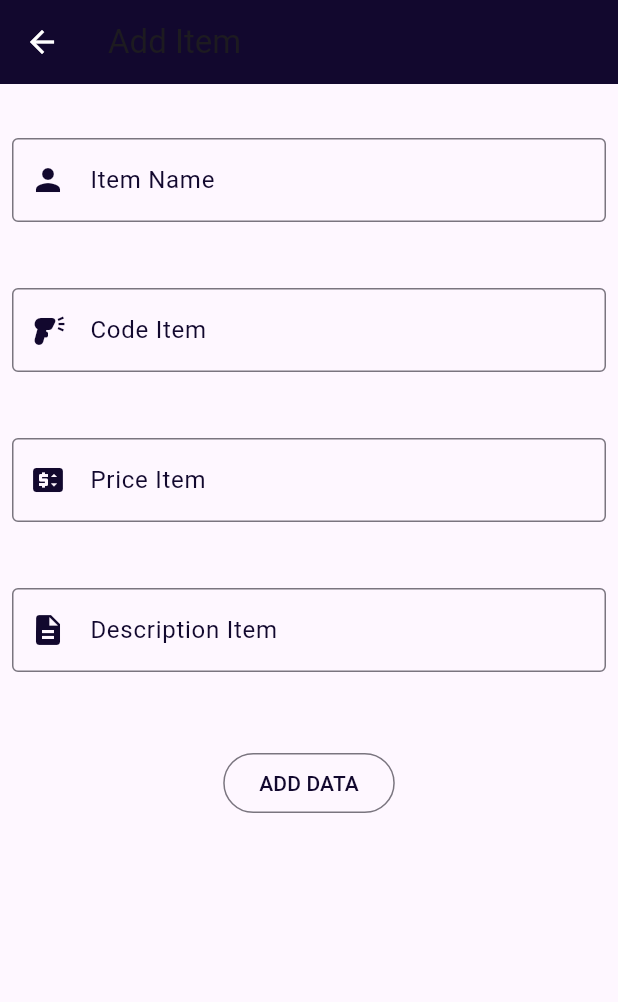
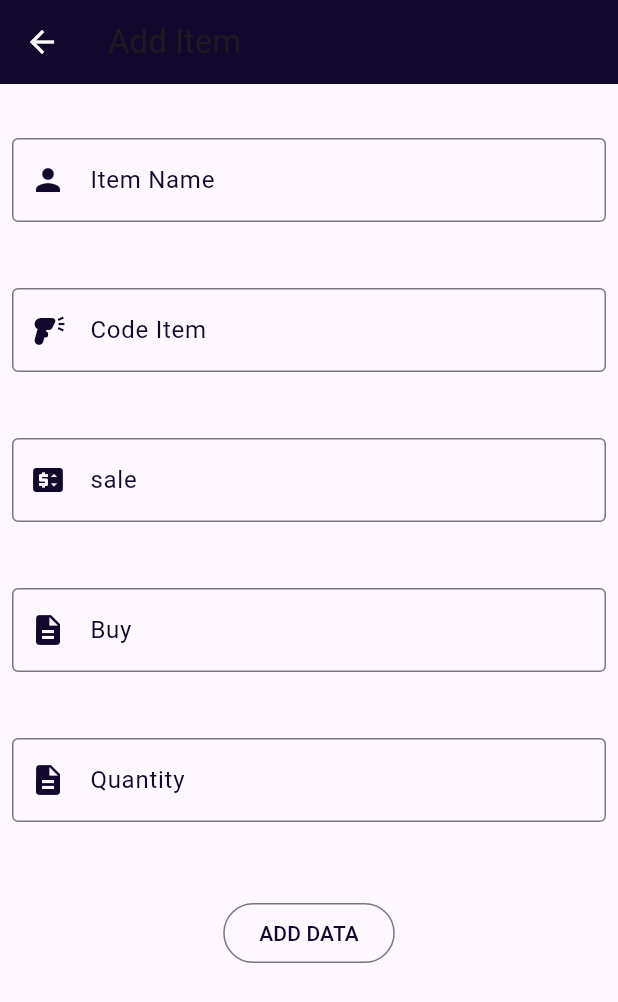
Before and after one commit to Alqdees/point_of_sell, a Flutter app: the screen it shows after launch, after a tap on the "menu" icon, after a tap on "Add Item", on a phone screen of 412 x 824 dp. Shown: the top 1002 px of the screen. Run offline on Flutter 3.47's test engine with Material 2 defaults, Android fonts, the phone set to English and light mode, and no system bars; our stand-ins replace get, sqflite_common, sqflite_common_ffi; accounts and stored records are empty.

Commit message:
save data

```diff
--- a/lib/Model/Models/DataBaseApp/DataBaseSqflite.dart
+++ b/lib/Model/Models/DataBaseApp/DataBaseSqflite.dart
@@ -76,7 +76,7 @@ class DataBaseSqflite {
     );
   }
 
-  Future insert(String table, Map<String, dynamic> data) async {
+  Future<int> insert(String table, Map<String, dynamic> data) async {
     Database? db = await databasesq;
     return db!.insert(
       table,
@@ -84,4 +84,5 @@ class DataBaseSqflite {
       conflictAlgorithm: ConflictAlgorithm.replace,
     );
   }
+
 }
--- a/lib/View/Pages/Add_Item.dart
+++ b/lib/View/Pages/Add_Item.dart
@@ -8,7 +8,7 @@ import '../Widget/TextField.dart';
 class AddItem extends StatelessWidget {
   AddItem({Key? key}) : super(key: key);
   DataBaseSqflite? data;
-  TextEditingController? name;
+  TextEditingController name = TextEditingController();
   TextEditingController code = TextEditingController();
   TextEditingController sale = TextEditingController();
   TextEditingController buy = TextEditingController();
@@ -16,7 +16,7 @@ class AddItem extends StatelessWidget {
   @override
   Widget build(BuildContext context) {
     data = DataBaseSqflite();
-    name = TextEditingController();
+
     return Scaffold(
       appBar: AppBar(
         title: const Text('Add Item'),
@@ -53,23 +53,50 @@ class AddItem extends StatelessWidget {
             height: 28,
           ),
           TextFieldCustom(
-            name: "Price Item",
+            name: "sale",
             icons: Icons.price_change,
+            text: sale,
           ),
           const SizedBox(
             height: 28,
           ),
           TextFieldCustom(
-            name: "Description Item",
+            name: "Buy",
             icons: Icons.description,
+            text: buy,
+          ),
+          const SizedBox(
+            height: 28,
+          ),
+          TextFieldCustom(
+            name: "Quantity",
+            icons: Icons.description,
+            text: quantity,
           ),
           const SizedBox(
             height: 42,
           ),
           OutlinedButton(
             onPressed: () async {
-
-
+              int result = await data!.insert(
+                DataBaseSqflite.TableName,
+                {
+                  DataBaseSqflite.name: name.text,
+                  DataBaseSqflite.codeItem: code.text,
+                  DataBaseSqflite.sale: sale.text,
+                  DataBaseSqflite.buy: buy.text,
+                  DataBaseSqflite.quantity: quantity.text
+                },
+              );
+              if (result > 0) {
+                ScaffoldMessenger.of(context).showSnackBar(
+                  const SnackBar(
+                    content: Text('تمت الاضافة'),
+                  ),
+                );
+              } else {
+                print("____-Field");
+              }
             },
             child: Text(
               'ADD DATA',
--- a/lib/View/Pages/HomeView.dart
+++ b/lib/View/Pages/HomeView.dart
@@ -4,6 +4,7 @@ import 'package:point_of_sell/Control/HomeController.dart';
 import 'package:point_of_sell/Model/Models/DataBaseApp/DataBaseSqflite.dart';
 import 'package:point_of_sell/View/Colors/Colors.dart';
 import 'package:point_of_sell/View/Pages/Add_Item.dart';
+import 'package:point_of_sell/View/Widget/AllItems.dart';
 import 'package:point_of_sell/generated/l10n.dart';
 
 class HomeView extends StatelessWidget {
@@ -34,7 +35,7 @@ class HomeView extends StatelessWidget {
             ListTile(
               title: Text(S.of(context).add),
               onTap: () {
-                Get.to( AddItem());
+                Get.to(AddItem());
               },
             ),
             ListTile(
@@ -46,20 +47,19 @@ class HomeView extends StatelessWidget {
       ),
       body: GetBuilder<HomeController>(
         init: HomeController(),
-        builder: (controller) => const Row(
+        builder: (controller) => Row(
           children: [
             Expanded(
-              flex: 4,
-              child: Column(
-                children: [
-                  Text('1'),
-                  SizedBox(
-                    height: 20,
-                  ),
-                  Text('2'),
-                ],
-              ),
-            ),
+                flex: 4,
+                child: ListView.builder(
+                  itemCount: 2,
+                  itemBuilder: (BuildContext context, int index) {
+                    return AllItems(
+                      name: 'name',
+                      sale: 'sale',
+                    );
+                  },
+                )),
           ],
         ),
       ),
--- /dev/null
+++ b/lib/View/Widget/AllItems.dart
@@ -0,0 +1,53 @@
+import 'package:flutter/material.dart';
+import 'package:point_of_sell/View/Colors/Colors.dart';
+
+// ignore: must_be_immutable
+class AllItems extends StatelessWidget {
+  // const CardViewList({super.key});
+
+  String name, sale;
+
+  AllItems({
+    super.key,
+    required this.name,
+    required this.sale,
+  });
+
+  @override
+  Widget build(BuildContext context) {
+    return Card(
+      elevation: 12,
+      child: Row(
+        children: [
+          Expanded(
+            flex: 2,
+            child: Padding(
+              padding: const EdgeInsets.all(6),
+              child: Column(
+                children: [
+                  Text(
+                    name,
+                    style: const TextStyle(
+                        fontSize: 18,
+                        color: Colors.black,
+                        fontWeight: FontWeight.bold),
+                  ),
+                  const SizedBox(
+                    height: 8,
+                  ),
+                  Text(
+                    sale,
+                    style: const TextStyle(
+                        fontSize: 18,
+                        color: Colors.black,
+                        fontWeight: FontWeight.bold),
+                  ),
+                ],
+              ),
+            ),
+          ),
+        ],
+      ),
+    );
+  }
+}
```
